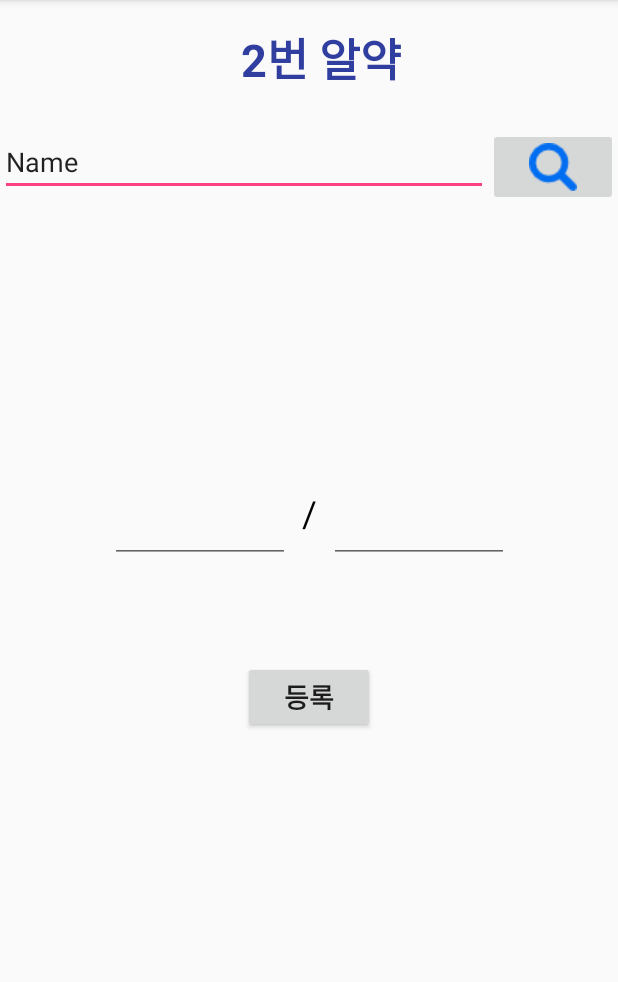
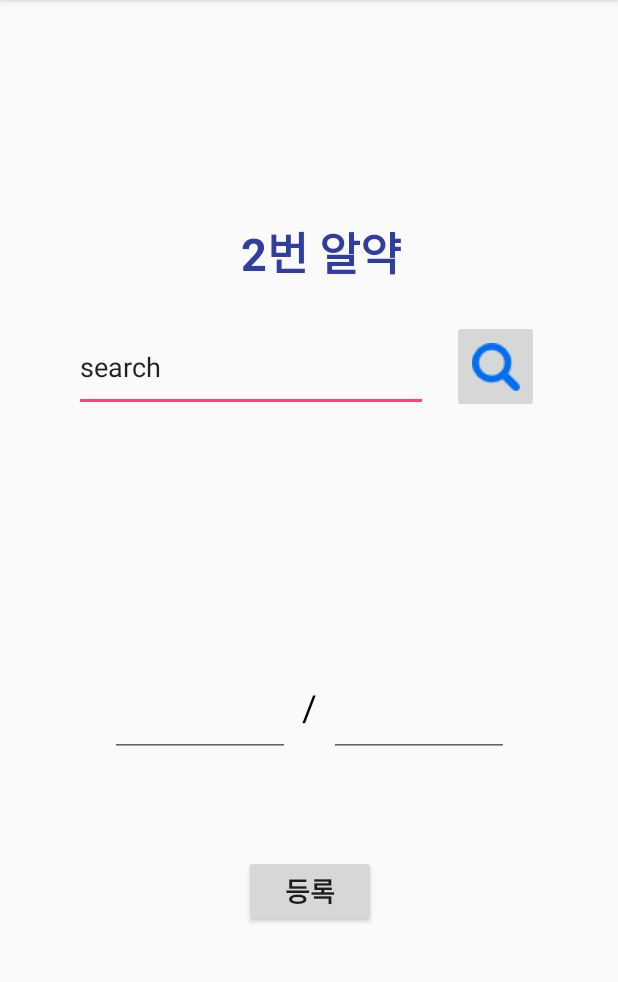
Before and after one commit to shb0328/smartMedichineManager, an Android app: the MediInfo2 screen opened directly, with no data from a screen before it, on a phone screen of 412 x 824 dp, the part 84-1066 px from its top. Run offline under Robolectric (Android 15) with nearby library versions, the phone set to English and light mode, and no system bars.

Commit message:
warning 수정 @string 등록 ui 편집 button 객체 추가

```diff
--- a/app/src/main/java/com/example/hyebeen/myapplication/MediInfo2.java
+++ b/app/src/main/java/com/example/hyebeen/myapplication/MediInfo2.java
@@ -3,16 +3,21 @@ package com.example.hyebeen.myapplication;
 import android.os.Bundle;
 import android.support.v7.app.AppCompatActivity;
 import android.widget.Button;
+import android.widget.TextView;
 
 public class MediInfo2 extends AppCompatActivity {
 
-    Button btnHome;
+    Button btnSearch;
     Button btnReg;
 
     protected void onCreate(Bundle saveInstanceState) {
         super.onCreate(saveInstanceState);
         setContentView(R.layout.medi2_set);
 
-        //btnReg = (Button)findViewById(R.id.btnReg);
+
+
+        //btnSearch = (Button)findViewById(R.id.);
+
+        //btnReg = (Button)findViewById(R.id.);
     }
 }
--- a/app/src/main/res/layout/medi1_info.xml
+++ b/app/src/main/res/layout/medi1_info.xml
@@ -20,10 +20,10 @@
                 android:id="@+id/medi1_num"
                 android:layout_width="128dp"
                 android:layout_height="54dp"
-                android:layout_marginLeft="16dp"
+                android:layout_marginStart="16dp"
                 android:layout_marginTop="16dp"
                 android:layout_weight="1"
-                android:text="1번 알약"
+                android:text="@string/name1"
                 android:textAlignment="viewStart"
                 android:textColor="@color/colorPrimaryDark"
                 android:textSize="30sp"
@@ -35,7 +35,7 @@
                 android:id="@+id/medi1_name"
                 android:layout_width="238dp"
                 android:layout_height="54dp"
-                android:layout_marginRight="16dp"
+                android:layout_marginEnd="16dp"
                 android:layout_marginStart="8dp"
                 android:layout_marginTop="16dp"
                 android:layout_weight="1"
@@ -58,7 +58,7 @@
                 android:layout_weight="1"
                 app:srcCompat="@android:drawable/btn_dialog"
                 tools:layout_editor_absoluteX="41dp"
-                tools:layout_editor_absoluteY="106dp" />
+                tools:layout_editor_absoluteY="106dp" android:contentDescription="TODO" />
 
             <TextView
                 android:id="@+id/medi1_info1"
@@ -74,10 +74,10 @@
         <LinearLayout
             android:layout_width="match_parent"
             android:layout_height="144dp"
-            android:orientation="horizontal">
+            android:orientation="horizontal" android:baselineAligned="false">
 
             <android.support.constraint.ConstraintLayout
-                android:layout_width="match_parent"
+                android:layout_width="0dp"
                 android:layout_height="match_parent"
                 android:layout_weight="1">
 
@@ -101,7 +101,7 @@
                     android:layout_width="wrap_content"
                     android:layout_height="55dp"
                     android:layout_weight="1"
-                    android:text="/"
+                    android:text="@string/slash"
                     android:textColor="@android:color/black"
                     android:textSize="24sp"
                     app:layout_constraintBottom_toBottomOf="parent"
@@ -146,7 +146,7 @@
                     app:layout_constraintHorizontal_bias="0.5"
                     app:layout_constraintStart_toStartOf="parent"
                     app:layout_constraintTop_toTopOf="parent"
-                    app:srcCompat="@drawable/reset1" />
+                    app:srcCompat="@drawable/reset1" android:contentDescription="TODO"/>
             </android.support.constraint.ConstraintLayout>
         </LinearLayout>
 
--- a/app/src/main/res/layout/medi2_set.xml
+++ b/app/src/main/res/layout/medi2_set.xml
@@ -7,12 +7,15 @@
     android:layout_height="match_parent">
 
     <LinearLayout
-        android:layout_width="match_parent"
-        android:layout_height="match_parent"
+        android:layout_width="378dp"
+        android:layout_height="509dp"
+        android:layout_marginEnd="8dp"
+        android:layout_marginStart="8dp"
         android:orientation="vertical"
         app:layout_constraintBottom_toBottomOf="parent"
-        app:layout_constraintTop_toTopOf="parent"
-        tools:layout_editor_absoluteX="86dp">
+        app:layout_constraintEnd_toEndOf="parent"
+        app:layout_constraintStart_toStartOf="parent"
+        app:layout_constraintTop_toTopOf="parent">
 
         <LinearLayout
             android:layout_width="match_parent"
@@ -21,12 +24,12 @@
 
             <TextView
                 android:id="@+id/medi1_num"
-                android:layout_width="128dp"
+                android:layout_width="0dp"
                 android:layout_height="54dp"
-                android:layout_marginLeft="16dp"
+                android:layout_marginStart="16dp"
                 android:layout_marginTop="16dp"
                 android:layout_weight="1"
-                android:text="2번 알약"
+                android:text="@string/name2"
                 android:textAlignment="center"
                 android:textColor="@color/colorPrimaryDark"
                 android:textSize="30sp"
@@ -41,21 +44,40 @@
             android:layout_height="76dp"
             android:orientation="horizontal">
 
+            <android.support.constraint.ConstraintLayout
+                android:layout_width="match_parent"
+                android:layout_height="match_parent"
+                android:layout_weight="1">
+
                 <EditText
-                android:id="@+id/editText"
-                android:layout_width="295dp"
-                android:layout_height="wrap_content"
+                    android:id="@+id/textSearch"
+                    android:layout_width="236dp"
+                    android:layout_height="60dp"
+                    android:layout_marginStart="32dp"
                     android:layout_weight="1"
                     android:ems="10"
                     android:inputType="textPersonName"
-                android:text="Name" />
+                    android:text="@string/search"
+                    app:layout_constraintBottom_toBottomOf="parent"
+                    app:layout_constraintStart_toStartOf="parent"
+                    app:layout_constraintTop_toTopOf="parent"
+                    app:layout_constraintVertical_bias="0.0" />
 
                 <ImageButton
-                android:id="@+id/imageButton2"
-                android:layout_width="wrap_content"
-                android:layout_height="wrap_content"
+                    android:id="@+id/btnSearch"
+                    android:layout_width="58dp"
+                    android:layout_height="62dp"
+                    android:layout_marginBottom="16dp"
+                    android:layout_marginEnd="8dp"
+                    android:layout_marginStart="8dp"
                     android:layout_weight="1"
+                    android:contentDescription="TODO"
+                    app:layout_constraintBottom_toBottomOf="parent"
+                    app:layout_constraintEnd_toEndOf="parent"
+                    app:layout_constraintHorizontal_bias="0.222"
+                    app:layout_constraintStart_toEndOf="@+id/textSearch"
                     app:srcCompat="@drawable/search1" />
+            </android.support.constraint.ConstraintLayout>
 
         </LinearLayout>
 
@@ -69,10 +91,10 @@
         <LinearLayout
             android:layout_width="match_parent"
             android:layout_height="144dp"
-            android:orientation="horizontal">
+            android:orientation="horizontal" android:baselineAligned="false">
 
             <android.support.constraint.ConstraintLayout
-                android:layout_width="match_parent"
+                android:layout_width="0dp"
                 android:layout_height="match_parent"
                 android:layout_weight="1">
 
@@ -92,7 +114,7 @@
                     android:layout_width="wrap_content"
                     android:layout_height="55dp"
                     android:layout_weight="1"
-                    android:text="/"
+                    android:text="@string/slash"
                     android:textColor="@android:color/black"
                     android:textSize="24sp"
                     app:layout_constraintBottom_toBottomOf="parent"
@@ -129,7 +151,7 @@
                     android:id="@+id/btnReg"
                     android:layout_width="wrap_content"
                     android:layout_height="wrap_content"
-                    android:text="등록"
+                    android:text="@string/register"
                     android:textSize="18sp"
                     android:textStyle="bold"
                     app:layout_constraintBottom_toBottomOf="parent"
--- a/app/src/main/res/values/strings.xml
+++ b/app/src/main/res/values/strings.xml
@@ -1,3 +1,8 @@
 <resources>
     <string name="app_name">스마트 알약 보관함</string>
+    <string name="register">등록</string>
+    <string name="slash">/</string>
+    <string name="search">search</string>
+    <string name="name2">2번 알약</string>
+    <string name="name1">1번 알약</string>
 </resources>
```
Lines whose indentation alone changed are shown as unchanged.
